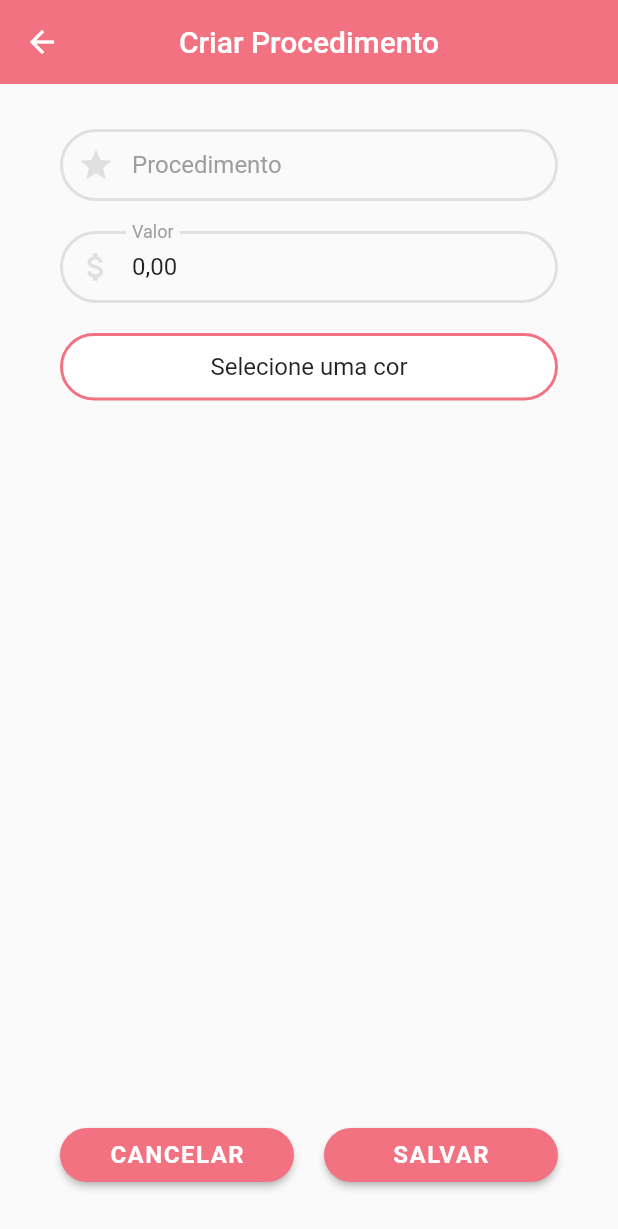
After one commit to murilobohlke/salon, a Flutter app: the ProcedimentosManagerPage screen opened by its route, after a tap on "CRIAR NOVO", on a phone screen of 412 x 824 dp. The commit adds this screen. Shown: the top 1229 px of the screen. Run offline on Flutter 3.47's test engine with Material 2 defaults, Android fonts, the phone set to English and light mode, and no system bars; our stand-ins replace cloud_firestore, firebase_core, firebase_storage, flutter_colorpicker, flutter_masked_text2, google_fonts and 4 more; missing offline and left inert: animated_card, syncfusion_localizations; accounts and stored records are empty; Roboto replaces fonts that are missing (Assistant).

Commit message:
Create and edit process

```diff
--- /dev/null
+++ b/salon/lib/_manager/ui_manager/procedimentos_manager/procedimento_details_manager_page.dart
@@ -0,0 +1,150 @@
+import 'package:flutter/material.dart';
+import 'package:flutter_masked_text2/flutter_masked_text2.dart';
+import 'package:provider/provider.dart';
+import 'package:salon/_utils/app_config.dart';
+import 'package:salon/models/procedimento_model.dart';
+import 'package:salon/providers/procedimentos.dart';
+import 'package:salon/ui/_common/primary_button.dart';
+import 'package:salon/ui/auth/components/input_text_widget.dart';
+import 'package:flutter_colorpicker/flutter_colorpicker.dart';
+
+class ProcedimentoDetailsManagerPage extends StatefulWidget {
+  final ProcedimentoModel? procedimento;
+
+  ProcedimentoDetailsManagerPage(this.procedimento);
+
+  @override
+  _ProcedimentoDetailsManagerPageState createState() => _ProcedimentoDetailsManagerPageState();
+}
+
+class _ProcedimentoDetailsManagerPageState extends State<ProcedimentoDetailsManagerPage> {
+  bool isLoading = false;
+
+  final FocusNode _procedimentoFocus = new FocusNode();
+  final FocusNode _priceFocus = new FocusNode();
+
+  TextEditingController _procedimentoController = TextEditingController();
+  TextEditingController? _priceController;
+
+  Color? pickerColor;
+
+  Future<void> _showDialogColors() async{
+    showDialog(
+      context: context,
+      builder: (context) => AlertDialog(
+        shape: RoundedRectangleBorder(borderRadius: BorderRadius.all(Radius.circular(25))),
+        actionsPadding: EdgeInsets.symmetric(vertical: 10, horizontal: 30),
+        title: const Text('Selecione uma cor', textAlign: TextAlign.center, style: TextStyle(color: markPrimaryColor, fontWeight: FontWeight.bold),),
+        content: SingleChildScrollView(
+          child: ColorPicker(
+            pickerColor: pickerColor == null ? Colors.green : pickerColor!,
+            onColorChanged: changeColor,
+            showLabel: false,
+            pickerAreaHeightPercent: 0.8,
+            pickerAreaBorderRadius: BorderRadius.circular(20),
+          ),
+        ),
+        actions: [
+          Container(
+            width: double.infinity,
+            child: PrimaryButton('OK', ()=> Navigator.pop(context)))
+        ],
+      )
+    );
+  }
+
+  void changeColor(Color color) {
+    setState(() => pickerColor = color);
+  }
+
+  Future<void> _finish() async {
+    setState(()=> isLoading = true);
+
+    if(widget.procedimento == null){
+      ProcedimentoModel p = ProcedimentoModel('', _procedimentoController.text, _priceController!.text, pickerColor!);
+      await Provider.of<Procedimentos>(context, listen: false).addProcedimento(p);
+    } else{
+      ProcedimentoModel p = ProcedimentoModel(widget.procedimento!.id, _procedimentoController.text, _priceController!.text, pickerColor!);
+      await Provider.of<Procedimentos>(context, listen: false).editProcedimento(p);
+    }
+
+    Navigator.pop(context);
+  }
+
+  Future<void> _close() async {
+    setState(()=> isLoading = true);
+
+    if(widget.procedimento !=null)
+    await Provider.of<Procedimentos>(context, listen: false).deleteProcedimento(widget.procedimento!.id);
+
+    Navigator.pop(context);
+  }
+
+  @override
+  void initState() {
+    super.initState();
+    _procedimentoFocus.addListener(() { setState(() {});});
+    _priceFocus.addListener(() { setState(() {});});
+
+    _procedimentoController.text = widget.procedimento == null ? '' : widget.procedimento!.type;
+    _priceController = MoneyMaskedTextController(initialValue: widget.procedimento == null ? 0 : double.parse(widget.procedimento!.price.replaceAll(',', '.')));
+    pickerColor = widget.procedimento == null ? null : widget.procedimento!.color;
+  }
+  @override
+  Widget build(BuildContext context) {
+    return Scaffold(
+      appBar: AppBar(title: Text(widget.procedimento == null? 'Criar Procedimento' :'Editar Procedimento'),),
+      body: isLoading
+      ? Center(child: CircularProgressIndicator(color: markPrimaryColor,),)
+      : Container(
+        margin: EdgeInsets.symmetric(vertical: 30, horizontal: 40),
+        child: Column(
+          children: [
+            InputTextWidget(
+              color: markPrimaryColor,
+              controller: _procedimentoController,
+              label: 'Procedimento',
+              icon: Icons.star,
+              focus: _procedimentoFocus,
+              keyboarType: TextInputType.text,
+            ),
+            SizedBox(height: 20,),
+            InputTextWidget(
+              color: markPrimaryColor,
+              controller: _priceController,
+              label: 'Valor',
+              icon: Icons.attach_money,
+              focus: _priceFocus,
+              keyboarType: TextInputType.number,
+            ),
+            SizedBox(height: 20,),
+            GestureDetector(
+              onTap: _showDialogColors,
+              child: Container(
+                width: double.infinity,
+                height: 45,
+                decoration: BoxDecoration(
+                  border: Border.all(color: markPrimaryColor, width: 2),
+                  borderRadius: BorderRadius.circular(25),
+                  color: pickerColor == null ? Colors.white : pickerColor
+                ),
+                child: Center(child: Text(pickerColor == null ? 'Selecione uma cor' : '', style: TextStyle(fontSize: 16),)),
+              ),
+            ),
+            Spacer(),
+            Row(
+              children: [
+                Expanded(child: PrimaryButton(
+                  widget.procedimento != null ? 'EXCLUÍR' : 'CANCELAR',
+                  _close
+                )),
+                SizedBox(width: 20,),
+                Expanded(child: PrimaryButton('SALVAR', _finish)),
+              ],
+            )
+          ],
+        ),
+      ),
+    );
+  }
+}
--- /dev/null
+++ b/salon/lib/_manager/ui_manager/procedimentos_manager/procedimentos_manager_page.dart
@@ -0,0 +1,61 @@
+import 'package:flutter/material.dart';
+import 'package:provider/provider.dart';
+import 'package:salon/_manager/ui_manager/procedimentos_manager/components/procedimento_tile.dart';
+import 'package:salon/_utils/app_config.dart';
+import 'package:salon/_utils/app_routes.dart';
+import 'package:salon/providers/procedimentos.dart';
+import 'package:salon/ui/_common/primary_button.dart';
+
+class ProcedimentosManagerPage extends StatefulWidget {
+  const ProcedimentosManagerPage({ Key? key }) : super(key: key);
+
+  @override
+  _ProcedimentosManagerPageState createState() => _ProcedimentosManagerPageState();
+}
+
+class _ProcedimentosManagerPageState extends State<ProcedimentosManagerPage> {
+  bool isLoading = false;
+
+  Future<void> _loadProcedimentos() async {
+    setState(() => isLoading = true);
+    await Provider.of<Procedimentos>(context, listen: false).loadProcedimentos();
+    setState(() => isLoading = false);
+  }
+
+  @override
+  void initState() {
+    super.initState();
+    _loadProcedimentos();
+  }
+
+  @override
+  Widget build(BuildContext context) {
+    final p = Provider.of<Procedimentos>(context).procedimentos;
+
+    return Scaffold(
+      appBar: AppBar(title: Text('Procedimentos'),),
+      body: isLoading
+      ? Center(child: CircularProgressIndicator(color: markPrimaryColor,),)
+      : Container(
+      width: double.infinity,
+      margin: EdgeInsets.symmetric(vertical: 30, horizontal: 40),
+        child: Column(
+          children: [
+            ListView.builder(
+              shrinkWrap: true,
+              physics: NeverScrollableScrollPhysics(),
+              itemCount: p.length,
+              itemBuilder: (context, index) => ProcedimentoTile(p[index]),
+            ),
+            Spacer(),
+            Row(
+              children: [
+                Expanded(child: PrimaryButton('CRIAR NOVO', ()=> Navigator.pushNamed(context, AppRoutes.PROCEDIMENTO_DETAILS_MANAGER, arguments: null))),
+              ],
+            )
+          ],
+        )
+      ),
+    );
+  }
+}
--- a/salon/lib/_utils/app_routes.dart
+++ b/salon/lib/_utils/app_routes.dart
@@ -3,4 +3,6 @@ class AppRoutes {
   static const AGENDAR_HORARIO = '/agendar-horario';
   static const EDITAR_PERFIL = '/editar-perfil';
   static const VALORES = '/valores';
+  static const PROCEDIMENTOS_MANAGER = '/procedimentos-manager';
+  static const PROCEDIMENTO_DETAILS_MANAGER = '/procedimento-details-manager';
 }
--- a/salon/lib/models/procedimento_model.dart
+++ b/salon/lib/models/procedimento_model.dart
@@ -2,11 +2,12 @@ import 'package:flutter/material.dart';
 
 class ProcedimentoModel {
 
+  final String id;
   final String type;
   final String price;
   final Color color;
 
-  ProcedimentoModel(this.type, this.price, this.color);
+  ProcedimentoModel(this.id, this.type, this.price, this.color);
 
 
 }
--- a/salon/lib/ui/auth_or_home.dart
+++ b/salon/lib/ui/auth_or_home.dart
@@ -1,5 +1,6 @@
 import 'package:flutter/material.dart';
 import 'package:provider/provider.dart';
+import 'package:salon/_manager/ui_manager/bottom_navigator_manager/bottom_navigator_manager.dart';
 import 'package:salon/_utils/app_config.dart';
 import 'package:salon/providers/auth.dart';
 import 'package:salon/ui/auth/auth_page.dart';
@@ -22,7 +23,7 @@ class AuthOrHomePage extends StatelessWidget {
               child: Text('Ocorreu um erro!'),
             );
           } else {
-            return auth.isAuth ? BottomNavigator() : AuthPage();
+            return !auth.isAuth ? AuthPage() : auth.email!.contains('@saloon.com') ? BottomNavigatorManager() : BottomNavigator();
           }
         },
       ),
--- a/salon/lib/ui/edit_perfil/edit_perfil_page.dart
+++ b/salon/lib/ui/edit_perfil/edit_perfil_page.dart
@@ -51,7 +51,7 @@ class _EditPerfilPageState extends State<EditPerfilPage> {
         child: isLoading
         ? Center(child: CircularProgressIndicator(color: markPrimaryColor,),)
         : SingleChildScrollView(
-                  child: Column(
+          child: Column(
             children: [
               SizedBox(height: 60,),
               ClipRRect(
--- a/salon/lib/ui/my_app.dart
+++ b/salon/lib/ui/my_app.dart
@@ -1,8 +1,11 @@
 import 'package:flutter/material.dart';
 import 'package:flutter/services.dart';
 import 'package:google_fonts/google_fonts.dart';
+import 'package:salon/_manager/ui_manager/procedimentos_manager/procedimento_details_manager_page.dart';
+import 'package:salon/_manager/ui_manager/procedimentos_manager/procedimentos_manager_page.dart';
 import 'package:salon/_utils/app_config.dart';
 import 'package:salon/_utils/app_routes.dart';
+import 'package:salon/models/procedimento_model.dart';
 import 'package:salon/models/user_model.dart';
 import 'package:salon/ui/agendar_horario/agendar_horario_page.dart';
 import 'package:salon/ui/auth_or_home.dart';
@@ -51,6 +54,8 @@ class MyApp extends StatelessWidget {
         AppRoutes.AGENDAR_HORARIO: (ctx) => AgendarHorarioPage(),
         AppRoutes.EDITAR_PERFIL: (ctx) => EditPerfilPage(ModalRoute.of(ctx)!.settings.arguments as UserModel),
         AppRoutes.VALORES: (ctx) => ValoresPage(),
+        AppRoutes.PROCEDIMENTOS_MANAGER: (ctx) => ProcedimentosManagerPage(),
+        AppRoutes.PROCEDIMENTO_DETAILS_MANAGER: (ctx) => ProcedimentoDetailsManagerPage(ModalRoute.of(ctx)!.settings.arguments == null? null :ModalRoute.of(ctx)!.settings.arguments as ProcedimentoModel),
       }
     );
   }
--- a/salon/pubspec.yaml
+++ b/salon/pubspec.yaml
@@ -39,6 +39,7 @@ dependencies:
   flutter_masked_text2: ^0.9.1
   shared_preferences: ^2.0.6
   animated_card: ^2.0.0
+  flutter_colorpicker: ^0.6.1
 
   # The following adds the Cupertino Icons font to your application.
   # Use with the CupertinoIcons class for iOS style icons.
```
Also changed, not shown: salon/lib/_manager/ui_manager/bottom_navigator_manager/bottom_navigator_manager.dart (added, +66 -0 lines), salon/lib/_manager/ui_manager/manager_home_page.dart (added, +72 -0 lines), salon/lib/_manager/ui_manager/procedimentos_manager/components/procedimento_tile.dart (added, +36 -0 lines), salon/lib/providers/procedimentos.dart (+35 -1 lines), salon/pubspec.lock.
